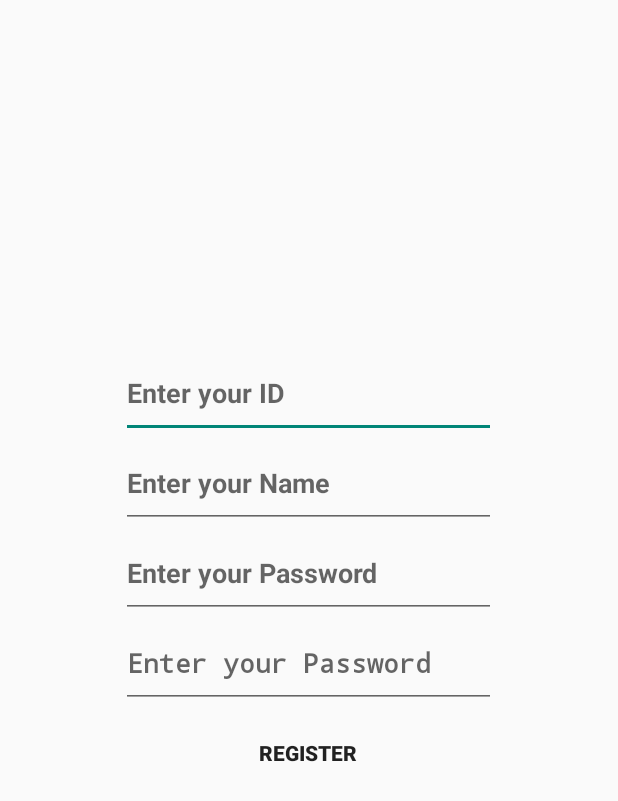
After one commit to hoojeong-dev/OSS-App, an Android app: the RegisterActivity screen opened directly, with no data from a screen before it, on a phone screen of 412 x 824 dp. The commit adds this screen. Shown: the top 801 px of the screen. Run offline under Robolectric (Android 15) with nearby library versions, the phone set to English and light mode, and no system bars.

Commit message:
Update Login, Register

```diff
--- a/OSS-App/app/build.gradle
+++ b/OSS-App/app/build.gradle
@@ -33,6 +33,8 @@ apply plugin: 'com.google.gms.google-services'
 
 dependencies {
 
+    implementation 'com.squareup.okhttp3:okhttp:3.10.0'
+
     implementation "androidx.cardview:cardview:1.0.0"
     implementation "androidx.viewpager:viewpager:1.0.0"
     implementation 'androidx.appcompat:appcompat:1.2.0'
--- /dev/null
+++ b/OSS-App/app/src/main/res/layout/activity_register.xml
@@ -0,0 +1,67 @@
+<?xml version="1.0" encoding="utf-8"?>
+<RelativeLayout xmlns:android="http://schemas.android.com/apk/res/android"
+    xmlns:tools="http://schemas.android.com/tools"
+    android:layout_width="match_parent"
+    android:layout_height="match_parent"
+    android:gravity="center"
+    tools:context=".RegisterActivity">
+
+    <EditText
+        android:id="@+id/userid"
+        android:layout_width="250dp"
+        android:layout_height="60dp"
+        android:digits="abcdefghijklmnopqrstuvwxyzABCDEFGHIJKLMNOPQRSTUVWXYZ"
+        android:hint="Enter your ID"
+        android:singleLine="true"
+        android:textStyle="bold" />
+
+    <EditText
+        android:id="@+id/username"
+        android:layout_width="250dp"
+        android:layout_height="60dp"
+        android:layout_below="@+id/userid"
+        android:digits="abcdefghijklmnopqrstuvwxyzABCDEFGHIJKLMNOPQRSTUVWXYZ"
+        android:hint="Enter your Name"
+        android:singleLine="true"
+        android:textStyle="bold" />
+
+    <EditText
+        android:id="@+id/userpw"
+        android:layout_width="250dp"
+        android:layout_height="60dp"
+        android:layout_below="@+id/username"
+        android:digits="abcdefghijklmnopqrstuvwxyzABCDEFGHIJKLMNOPQRSTUVWXYZ0123456789"
+        android:hint="Enter your Password"
+        android:singleLine="true"
+        android:textStyle="bold" />
+
+    <EditText
+        android:id="@+id/userpw2"
+        android:layout_width="250dp"
+        android:layout_height="60dp"
+        android:layout_below="@+id/userpw"
+        android:hint="Enter your Password"
+        android:inputType="textPassword"
+        android:singleLine="true"
+        android:textStyle="bold" />
+
+    <Button
+        android:id="@+id/registerButton"
+        android:layout_width="250dp"
+        android:layout_height="60dp"
+        android:layout_below="@+id/userpw2"
+        android:background="#00FFFFFF"
+        android:onClick="register"
+        android:text="Register"
+        android:textStyle="bold" />
+
+    <TextView
+        android:id="@+id/responseTextRegister"
+        android:layout_width="250dp"
+        android:layout_height="60dp"
+        android:layout_below="@+id/registerButton"
+        android:text=""
+        android:textAlignment="center"
+        android:textColor="#FF0000"
+        android:textStyle="bold" />
+</RelativeLayout>
```
Also changed, not shown: OSS-App/app/src/main/AndroidManifest.xml (+6 -5 lines), OSS-App/app/src/main/java/com/example/oss_app/LoginActivity.java (added, +113 -0 lines), OSS-App/app/src/main/java/com/example/oss_app/MainActivity.java (+22 -25 lines), OSS-App/app/src/main/java/com/example/oss_app/RegisterActivity.java (added, +111 -0 lines), OSS-App/app/src/main/java/com/example/oss_app/Sign_in.java (deleted, +0 -57 lines), OSS-App/app/src/main/java/com/example/oss_app/Sign_up.java (deleted, +0 -76 lines), OSS-App/app/src/main/res/layout/activity_login.xml (added, +47 -0 lines), OSS-App/app/src/main/res/layout/activity_main.xml (+5 -11 lines), OSS-App/app/src/main/res/layout/activity_sign_in.xml (deleted, +0 -33 lines), OSS-App/app/src/main/res/layout/activity_sign_up.xml (deleted, +0 -65 lines).
